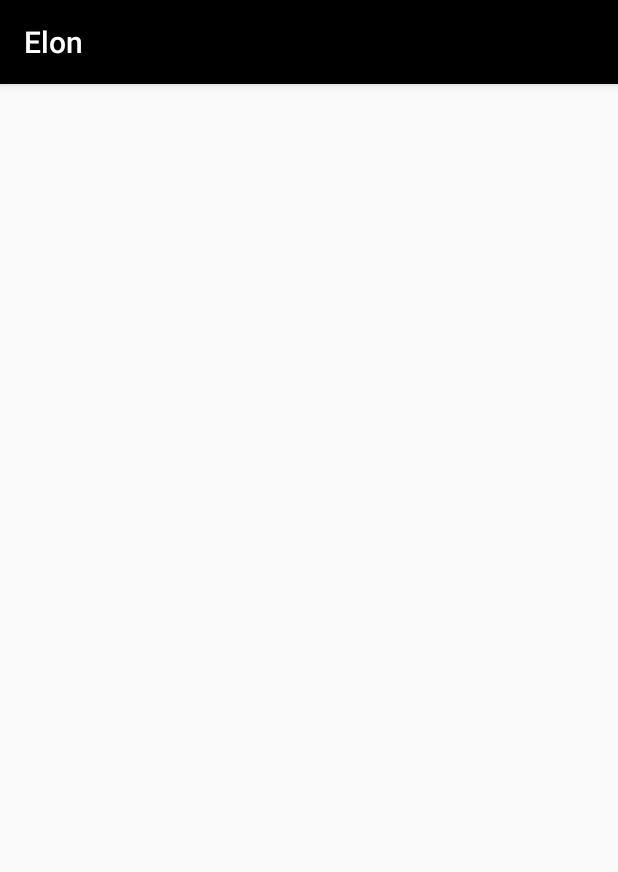
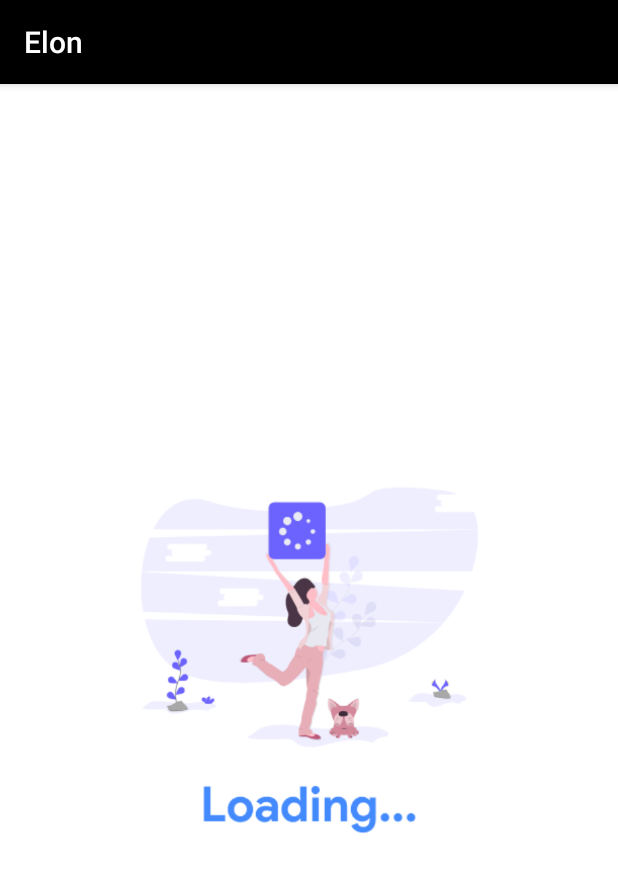
Before and after one commit to bapspatil/Elon, an Android app: the screen it shows after launch (ImagesListActivity), on a phone screen of 412 x 824 dp. Shown: the top 872 px of the screen. Run offline under Robolectric (Android 15) with nearby library versions, the phone set to English and light mode, and no system bars; our stand-ins replace Dagger/Hilt's generated code, RxJava; libraries missing offline, so code that uses them is left out: com.jakewharton.rxrelay2, com.jakewharton.threetenabp; network calls fail; pictures from the network do not load; 5 statements that could not run were skipped.

Commit message:
Implemented handling states for View

```diff
--- a/app/src/main/kotlin/com/bapspatil/elon/di/module/NetworkModule.kt
+++ b/app/src/main/kotlin/com/bapspatil/elon/di/module/NetworkModule.kt
@@ -92,7 +92,7 @@ class NetworkModule {
     fun createNasaService(retrofit: Retrofit): NasaService = retrofit.create(NasaService::class.java)
 
     companion object {
-        private const val TIMEOUT_SEC = 20L
+        private const val TIMEOUT_SEC = 10L
         private const val cacheMaxAgeMinute = 10
         private const val cacheSize = 1024 * 1024 * 10L // 10 MB
         private const val cacheName = "cache_name"
--- a/app/src/main/kotlin/com/bapspatil/elon/ui/list/ImagesListActivity.kt
+++ b/app/src/main/kotlin/com/bapspatil/elon/ui/list/ImagesListActivity.kt
@@ -1,19 +1,19 @@
 package com.bapspatil.elon.ui.list
 
-import android.os.Build
 import android.os.Bundle
 import android.util.Log
 import android.view.View
-import android.widget.Toast
-import androidx.core.content.ContextCompat
 import androidx.lifecycle.ViewModelProviders
 import androidx.recyclerview.widget.DefaultItemAnimator
 import androidx.recyclerview.widget.LinearLayoutManager
 import com.bapspatil.elon.R
 import com.bapspatil.elon.model.NasaImage
 import com.bapspatil.elon.ui.base.BaseActivity
+import com.bapspatil.elon.ui.detail.ImageDetailActivity
 import com.bapspatil.elon.ui.list.adapter.ImagesAdapter
 import com.bapspatil.elon.util.io
+import com.bapspatil.elon.util.setNavBarColor
+import com.bapspatil.elon.util.setStatusBarColor
 import kotlinx.android.synthetic.main.activity_images_list.*
 import javax.inject.Inject
 
@@ -47,13 +47,11 @@ class ImagesListActivity : BaseActivity() {
     }
 
     /**
-     * Init Statusbar and Navbar
+     * Init StatusBar and NavBar
      */
     private fun initStatusAndNavBar() {
-        window.statusBarColor = ContextCompat.getColor(this, R.color.colorPrimary)
-        if (Build.VERSION.SDK_INT >= Build.VERSION_CODES.O) {
-            window.navigationBarColor = ContextCompat.getColor(this, R.color.colorPrimary)
-        }
+        setStatusBarColor(R.color.colorPrimary)
+        setNavBarColor(R.color.colorPrimary)
     }
 
     /**
@@ -71,16 +69,14 @@ class ImagesListActivity : BaseActivity() {
      * Init listeners
      */
     private fun initListeners() {
-        reloadTextView.setOnClickListener { viewModel.onReload() }
+        // reloadTextView.setOnClickListener { viewModel.onReload() }
     }
 
     /**
      * Init original state of views
      */
     private fun initViews() {
-        checkLoadingState(false)
-        recyclerView.visibility = View.VISIBLE
-        reloadTextView.visibility = View.GONE
+        checkLoadingState(true)
     }
 
     /**
@@ -101,10 +97,12 @@ class ImagesListActivity : BaseActivity() {
      * @param viewState current state of the view
      */
     private fun render(viewState: ImagesListViewState) {
-        initViews()
         when (viewState) {
             is ImagesListViewState.ShowLoading -> checkLoadingState(true)
-            is ImagesListViewState.DisplayImagesList -> imagesAdapter.update(viewState.images)
+            is ImagesListViewState.DisplayImagesList -> {
+                imagesAdapter.update(viewState.images)
+                checkLoadingState(false)
+            }
             is ImagesListViewState.NoInternet -> noInternet()
             is ImagesListViewState.OpenImageDetail -> openImageDetail(viewState.image)
             is ImagesListViewState.Error -> viewState.error?.let { displayError(it) }
@@ -120,10 +118,10 @@ class ImagesListActivity : BaseActivity() {
         if (isLoading) {
             // Show loading state
             hideRecyclerView()
+            stateImageView.setImageResource(R.drawable.loading_state)
         } else {
-            // llState.visibility = View.GONE
-            recyclerView.visibility = View.VISIBLE
-            reloadTextView.visibility = View.GONE
+            // Hide loading state
+            showRecyclerView()
         }
     }
 
@@ -131,12 +129,8 @@ class ImagesListActivity : BaseActivity() {
      * Inform the user to that he lost the internet connexion
      */
     private fun noInternet() {
-//        llState.visibility = View.VISIBLE
-//        tvStateTitle.text = getString(R.string.error_no_internet_connexion)
-//        animation.setAnimation(R.raw.error_animation)
-        reloadTextView.visibility = View.VISIBLE
-//        animation.playAnimation()
         hideRecyclerView()
+        stateImageView.setImageResource(R.drawable.no_internet_state)
     }
 
     /**
@@ -144,16 +138,16 @@ class ImagesListActivity : BaseActivity() {
      * @param image image  to display the detail from
      */
     private fun openImageDetail(image: NasaImage) {
-        Log.d("IMAGE_CLICKED", image.toString())
-        // ImageDetailActivity.start(this, image)
+        ImageDetailActivity.start(this, image)
     }
 
     /**
      * Inform the user to the error
      */
     private fun displayError(error: String) {
-        Toast.makeText(this, error, Toast.LENGTH_LONG).show()
         hideRecyclerView()
+        stateImageView.setImageResource(R.drawable.error_state)
+        Log.d("ERROR_IMAGES", error)
     }
 
     /**
@@ -161,13 +155,22 @@ class ImagesListActivity : BaseActivity() {
      */
     private fun displayEmptyListMessage() {
         hideRecyclerView()
+        stateImageView.setImageResource(R.drawable.empty_state)
     }
 
     /**
-     * Hide RecyclerView
+     * Hide the RecyclerView
      */
     private fun hideRecyclerView() {
-        recyclerView.visibility = View.INVISIBLE
+        recyclerView.visibility = View.GONE
+        stateImageView.visibility = View.VISIBLE
     }
 
+    /**
+     * Show the RecyclerView
+     */
+    private fun showRecyclerView() {
+        recyclerView.visibility = View.VISIBLE
+        stateImageView.visibility = View.GONE
+    }
 }
--- a/app/src/main/kotlin/com/bapspatil/elon/util/ViewExtensions.kt
+++ b/app/src/main/kotlin/com/bapspatil/elon/util/ViewExtensions.kt
@@ -1,7 +1,10 @@
 package com.bapspatil.elon.util
 
+import android.app.Activity
 import android.widget.ImageView
 import android.widget.TextView
+import androidx.annotation.ColorRes
+import androidx.core.content.ContextCompat
 import com.bapspatil.elon.R
 import com.bumptech.glide.Glide
 import com.bumptech.glide.load.resource.drawable.DrawableTransitionOptions
@@ -15,7 +18,7 @@ fun ImageView.setImageWithGlide(url: String) {
             .load(url)
             .placeholder(R.drawable.loading_state)
             .error(R.drawable.error_state)
-            .fallback(R.drawable.error_state)
+            .fallback(R.drawable.empty_state)
             .centerCrop()
             .transition(DrawableTransitionOptions.withCrossFade())
             .into(this)
@@ -24,3 +27,11 @@ fun ImageView.setImageWithGlide(url: String) {
 fun TextView.setCenterAndDate(center: String, date: String) {
     this.text = "$center  |  $date"
 }
+
+fun Activity.setNavBarColor(@ColorRes color: Int) {
+    window.navigationBarColor = ContextCompat.getColor(this, color)
+}
+
+fun Activity.setStatusBarColor(@ColorRes color: Int) {
+    window.statusBarColor = ContextCompat.getColor(this, color)
+}
--- a/app/src/main/res/layout/activity_images_list.xml
+++ b/app/src/main/res/layout/activity_images_list.xml
@@ -1,9 +1,10 @@
 <?xml version="1.0" encoding="utf-8"?>
 <RelativeLayout xmlns:android="http://schemas.android.com/apk/res/android"
+    xmlns:app="http://schemas.android.com/apk/res-auto"
     xmlns:tools="http://schemas.android.com/tools"
     android:layout_width="match_parent"
     android:layout_height="match_parent"
-    xmlns:app="http://schemas.android.com/apk/res-auto"
+    android:background="@color/white"
     tools:context=".ui.list.ImagesListActivity">
 
     <androidx.recyclerview.widget.RecyclerView
@@ -18,12 +19,14 @@
         app:fastScrollVerticalThumbDrawable="@drawable/thumb_drawable"
         app:fastScrollVerticalTrackDrawable="@drawable/line_drawable" />
 
-    <TextView
-        android:id="@+id/reloadTextView"
-        android:layout_width="wrap_content"
-        android:layout_height="wrap_content"
+    <ImageView
+        android:id="@+id/stateImageView"
+        android:layout_width="match_parent"
+        android:layout_height="match_parent"
         android:layout_centerInParent="true"
-        android:text="@string/reload"
-        android:textAllCaps="true" />
+        android:background="@color/white"
+        android:contentDescription="@string/state_image_description"
+        android:scaleType="fitCenter"
+        android:visibility="gone" />
 
 </RelativeLayout>
--- a/app/src/main/res/values/strings.xml
+++ b/app/src/main/res/values/strings.xml
@@ -2,4 +2,5 @@
     <string name="app_name">Elon</string>
     <string name="nasa_image_description">This is the image of the post</string>
     <string name="reload">Reload</string>
+    <string name="state_image_description">State of the app</string>
 </resources>
```
Also changed, not shown: app/src/main/res/drawable/empty_state.webp (added), app/src/main/res/drawable/error_state.webp, app/src/main/res/drawable/no_internet_state.webp (added).
